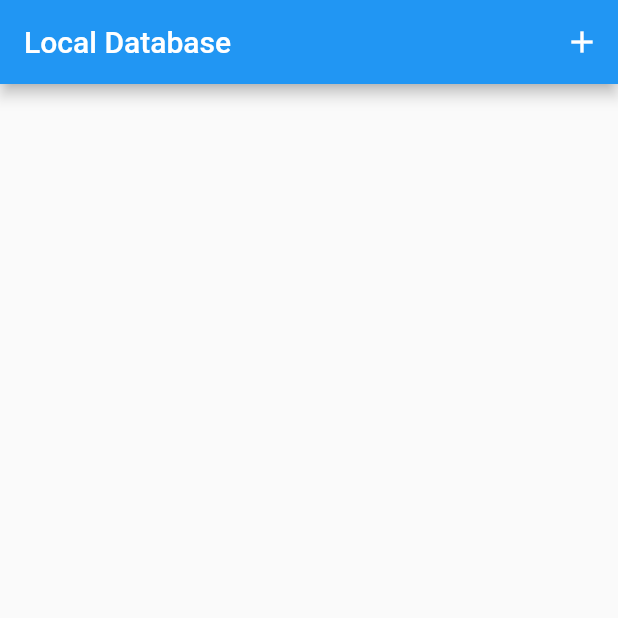
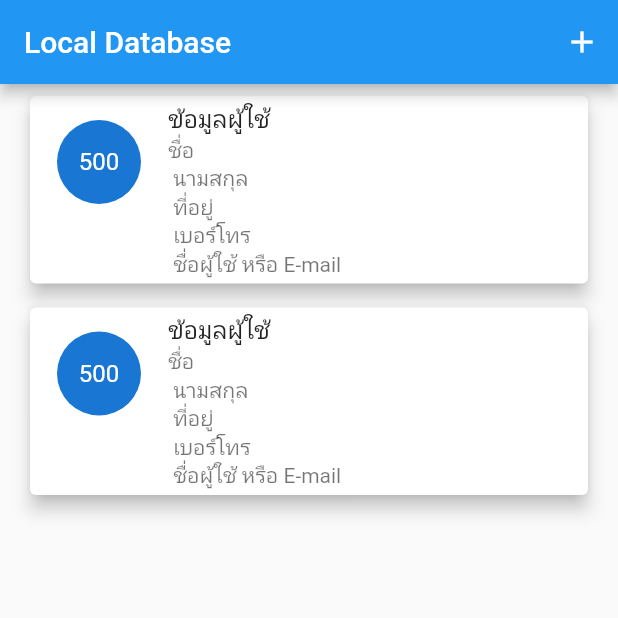
Before and after one commit to Jetnipat-c/Lab-softdev, a Flutter app: the screen it shows after launch, on a phone screen of 412 x 824 dp, the top half of it. Run offline on Flutter 3.47's test engine with Material 2 defaults, Android fonts, the light colour scheme and no system bars; our stand-ins replace sembast.

Commit message:
:package: provider

```diff
--- a/flutter_lab5_database/lib/main.dart
+++ b/flutter_lab5_database/lib/main.dart
@@ -43,6 +43,24 @@ class _MyHomePageState extends State<MyHomePage> {
                 })
           ],
         ),
-        body: Container());
+        body: ListView.builder(
+            itemCount: 2,
+            itemBuilder: (context, int index) {
+              return Card(
+                elevation: 5,
+                margin: const EdgeInsets.symmetric(vertical: 8, horizontal: 20),
+                child: ListTile(
+                  leading: CircleAvatar(
+                    radius: 30,
+                    child: FittedBox(
+                      child: Text("500"),
+                    ),
+                  ),
+                  title: Text("ข้อมูลผู้ใช้"),
+                  subtitle: Text(
+                      "ชื่อ \n นามสกุล \n ที่อยู่ \n เบอร์โทร \n ชื่อผู้ใช้ หรือ E-mail"),
+                ),
+              );
+            }));
   }
 }
--- a/flutter_lab5_database/pubspec.yaml
+++ b/flutter_lab5_database/pubspec.yaml
@@ -31,6 +31,7 @@ dependencies:
   sembast: ^3.0.0+4
   path_provider: ^2.0.1
   path: ^1.8.0
+  provider: ^5.0.0
 
 dev_dependencies:
   flutter_test:
```
Also changed, not shown: flutter_lab5_database/pubspec.lock.
